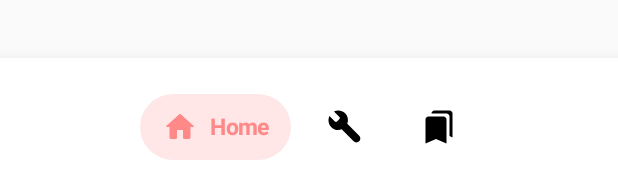
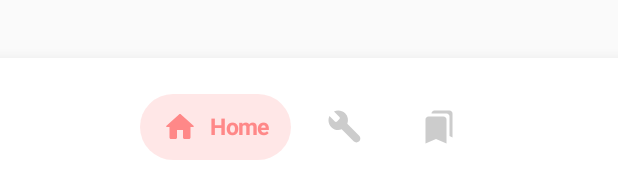
Before and after one commit to st235/ExpandableBottomBar, an Android app: the layout activity_xml_declared.xml on its own in the app's theme, with its tools: preview values and no code run, on a phone screen of 412 x 824 dp. Shown: the part 1040-1233 px from the top of the screen. Run offline under Robolectric (Android 15) with nearby library versions, the phone set to English and light mode, and no system bars.

Commit message:
fixed cached drawable resource reusage caused incorrect tint color of drawable at another places.

```diff
--- a/app/src/main/res/layout/activity_xml_declared.xml
+++ b/app/src/main/res/layout/activity_xml_declared.xml
@@ -1,10 +1,20 @@
 <?xml version="1.0" encoding="utf-8"?>
-<androidx.constraintlayout.widget.ConstraintLayout xmlns:android="http://schemas.android.com/apk/res/android"
+<androidx.constraintlayout.widget.ConstraintLayout
+    xmlns:android="http://schemas.android.com/apk/res/android"
     xmlns:app="http://schemas.android.com/apk/res-auto"
     xmlns:tools="http://schemas.android.com/tools"
     android:layout_width="match_parent"
     android:layout_height="match_parent"
+    android:fitsSystemWindows="true"
     tools:context=".ProgrammaticallyCreatedDemoActivity">
+
+    <androidx.appcompat.widget.Toolbar
+        android:id="@+id/toolbar"
+        android:layout_width="0dp"
+        android:layout_height="?attr/actionBarSize"
+        app:layout_constraintTop_toTopOf="parent"
+        app:layout_constraintLeft_toLeftOf="parent"
+        app:layout_constraintRight_toRightOf="parent" />
 
     <View
         android:id="@+id/color"
@@ -16,6 +26,7 @@
         android:layout_width="0dp"
         android:layout_height="wrap_content"
         app:exb_items="@menu/bottom_bar"
+        app:exb_itemInactiveColor="#CCCCCC"
         app:layout_constraintBottom_toBottomOf="parent"
         app:layout_constraintEnd_toEndOf="parent"
         app:layout_constraintStart_toStartOf="parent" />
--- a/app/src/main/res/menu/bottom_bar.xml
+++ b/app/src/main/res/menu/bottom_bar.xml
@@ -3,18 +3,21 @@
     <item
         android:id="@+id/home"
         android:title="@string/text"
+        android:icon="@drawable/ic_home"
         app:exb_color="#FF8888"
         app:exb_icon="@drawable/ic_home" />
 
     <item
         android:id="@+id/settings"
         android:title="@string/text4"
+        android:icon="@drawable/ic_settings"
         app:exb_color="@color/colorSettings"
         app:exb_icon="@drawable/ic_settings" />
 
     <item
         android:id="@+id/bookmarks"
         android:title="@string/text3"
+        android:icon="@drawable/ic_bookmarks"
         app:exb_color="#fa2"
         app:exb_icon="@drawable/ic_bookmarks" />
 </menu>
--- a/lib-expandablebottombar/build.gradle
+++ b/lib-expandablebottombar/build.gradle
@@ -8,7 +8,7 @@ buildscript {
         jcenter()
     }
     dependencies {
-        classpath 'com.novoda:bintray-release:0.9.1'
+        classpath 'com.novoda:bintray-release:0.9.2'
     }
 }
 
@@ -31,8 +31,8 @@ android {
     defaultConfig {
         minSdkVersion 19
         targetSdkVersion 29
-        versionCode 23
-        versionName "1.1.0"
+        versionCode 24
+        versionName "1.1.1"
 
         testInstrumentationRunner "androidx.test.runner.AndroidJUnitRunner"
 
--- a/lib-expandablebottombar/src/main/java/github/com/st235/lib_expandablebottombar/utils/DrawableHelper.kt
+++ b/lib-expandablebottombar/src/main/java/github/com/st235/lib_expandablebottombar/utils/DrawableHelper.kt
@@ -30,8 +30,15 @@ object DrawableHelper {
     internal fun createDrawable(context: Context,
                                 @DrawableRes menuItem: Int,
                                 stateList: ColorStateList): Drawable {
-        val iconDrawable = ContextCompat.getDrawable(context, menuItem)!!
+        val iconDrawable = DrawableCompat.wrap(
+            ContextCompat.getDrawable(context, menuItem).deepCopy()
+        )
         DrawableCompat.setTintList(iconDrawable, stateList)
         return iconDrawable
     }
+
+    private fun Drawable?.deepCopy(): Drawable {
+        return this?.mutate()?.constantState?.newDrawable()
+            ?: throw IllegalStateException("Cannot clone existing drawable")
+    }
 }
```
Also changed, not shown: app/src/main/java/github/com/st235/expandablebottombar/XmlDeclaredActivity.kt (+8 -0 lines).
